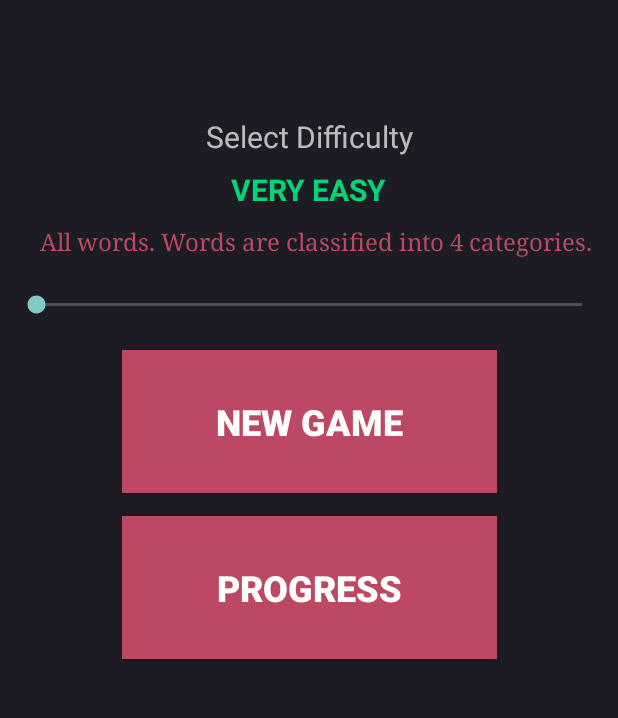
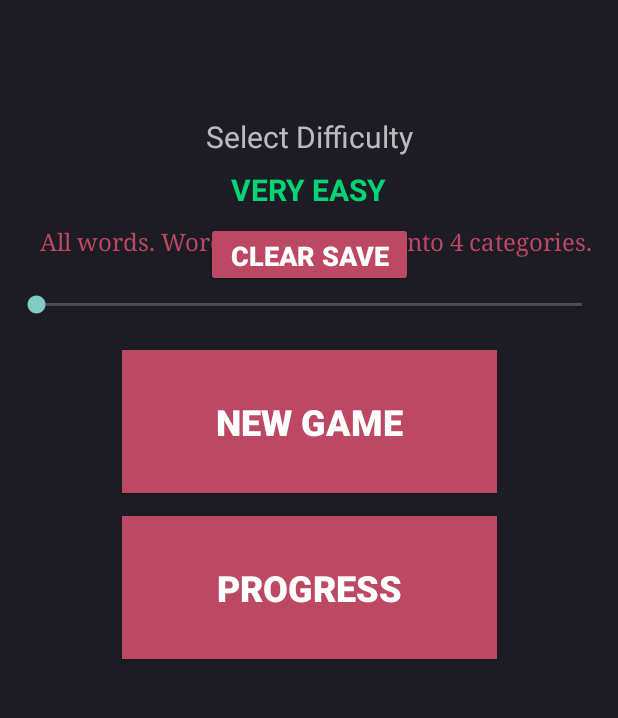
Before and after one commit to ColinParrott/Songle, an Android app: the layout activity_main.xml on its own in the app's theme, with its tools: preview values and no code run, on a phone screen of 412 x 824 dp, the part 178-896 px from its top. Run offline under Robolectric (Android 15) with nearby library versions, the phone set to English and light mode, and no system bars; network calls fail.

Commit message:
- Added clear save button to main menu - Now store difficulty so we can use it in the main menu

```diff
--- a/app/src/main/res/layout/activity_main.xml
+++ b/app/src/main/res/layout/activity_main.xml
@@ -9,16 +9,15 @@
                                              tools:context="colinparrott.com.songle.menu.MainActivity">
 
 
-
     <Button
         android:id="@+id/btn_Play"
         android:layout_width="250dp"
         android:layout_height="95dp"
-        android:layout_marginEnd="8dp"
         android:layout_marginLeft="8dp"
         android:layout_marginRight="8dp"
-        android:layout_marginStart="8dp"
+        android:layout_marginTop="16dp"
         android:background="@color/colorPrimary"
+        android:backgroundTint="@color/colorPrimary"
         android:elevation="12dp"
         android:text="@string/btntxt_Play"
         android:textColor="@color/colorAccent"
@@ -26,8 +25,25 @@
         android:textStyle="bold"
         app:layout_constraintLeft_toLeftOf="parent"
         app:layout_constraintRight_toRightOf="parent"
-        android:layout_marginTop="16dp"
-        app:layout_constraintTop_toBottomOf="@+id/diffSeek"/>
+        app:layout_constraintTop_toBottomOf="@+id/diffSeek" />
+
+    <Button
+        android:id="@+id/btn_ClearSave"
+        android:layout_width="138dp"
+        android:layout_height="43dp"
+        android:layout_marginEnd="8dp"
+        android:layout_marginStart="8dp"
+        android:layout_marginTop="8dp"
+        android:backgroundTint="@color/colorPrimary"
+        android:elevation="12dp"
+        android:text="@string/btntxt_ClearSave"
+        android:textColor="@color/colorAccent"
+        android:textSize="18sp"
+        android:textStyle="bold"
+        android:visibility="visible"
+        app:layout_constraintEnd_toEndOf="@+id/btn_Play"
+        app:layout_constraintStart_toStartOf="@+id/btn_Play"
+        app:layout_constraintTop_toBottomOf="@+id/txt_Difficulty" />
 
     <Button
         android:id="@+id/btn_Completed"
--- a/app/src/main/res/values/strings.xml
+++ b/app/src/main/res/values/strings.xml
@@ -29,6 +29,8 @@
     <string name="txt_GuessSubmitBtn">Submit</string>
 
     <string name="txt_ChooseDifficulty">Select Difficulty</string>
+    <string name="txt_ResumeDifficulty">Saved Game Difficulty</string>
+    <string name="btntxt_ClearSave">Clear Save</string>
     <string name="txt_VeryEasy">VERY EASY</string>
     <string name="txt_Easy">EASY</string>
     <string name="txt_Moderate">MODERATE</string>
```
Also changed, not shown: app/src/main/java/colinparrott/com/songle/game/MapsActivity.java (+5 -2 lines), app/src/main/java/colinparrott/com/songle/game/SongleMap.java (+49 -11 lines), app/src/main/java/colinparrott/com/songle/menu/MainActivity.java (+64 -0 lines).
